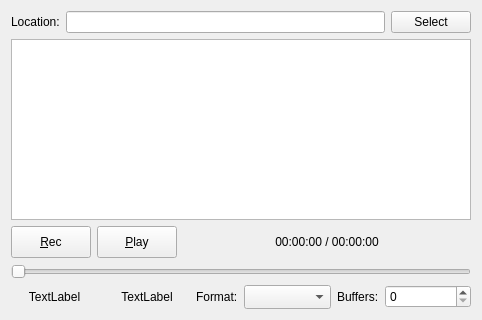
This is src/qtgui/iq_tool.ui in vladisslav2011/gqrx as Qt 5 draws it before an edit. The edited form follows.
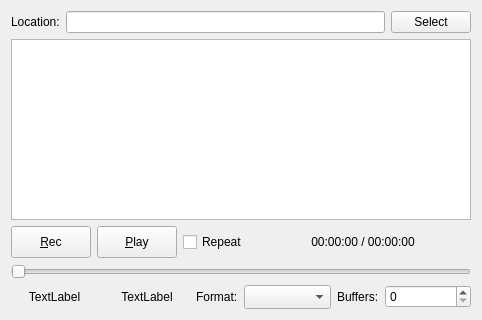
This is the edited form. Icons and pictures are not drawn.

Commit message:
IQ Tool: implement buffered file reader
And add IQ player repeat option...

What changed in the file:
```diff
--- a/src/qtgui/iq_tool.ui
+++ b/src/qtgui/iq_tool.ui
@@ -158,6 +158,16 @@
        </property>
       </widget>
      </item>
+     <item>
+      <widget class="QCheckBox" name="repeat">
+       <property name="locale">
+        <locale language="C" country="AnyCountry"/>
+       </property>
+       <property name="text">
+        <string>Repeat</string>
+       </property>
+      </widget>
+     </item>
      <item>
       <spacer name="horizontalSpacer">
        <property name="orientation">
```
The commit also changes 10 other files.
